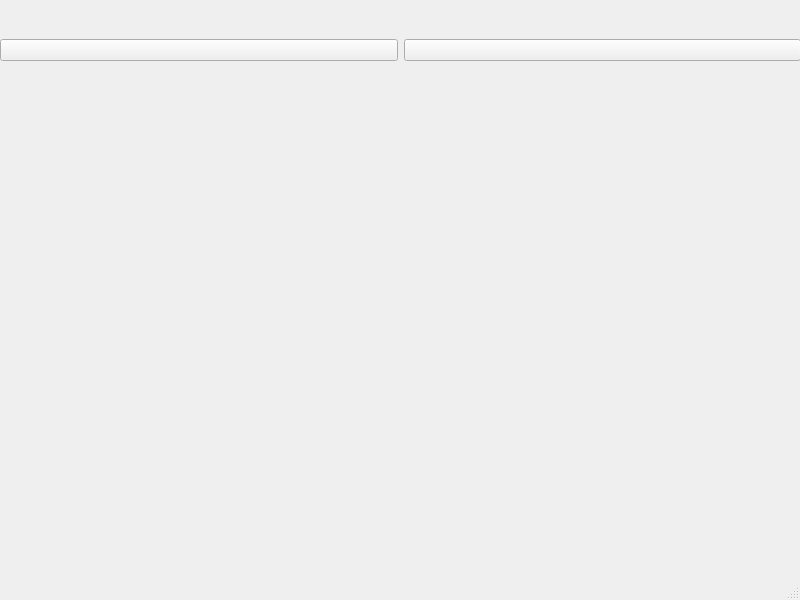
The window that mainwindow.ui (jkwok678/RailwayBuilderOld) describes before a commit, drawn with Qt 5.
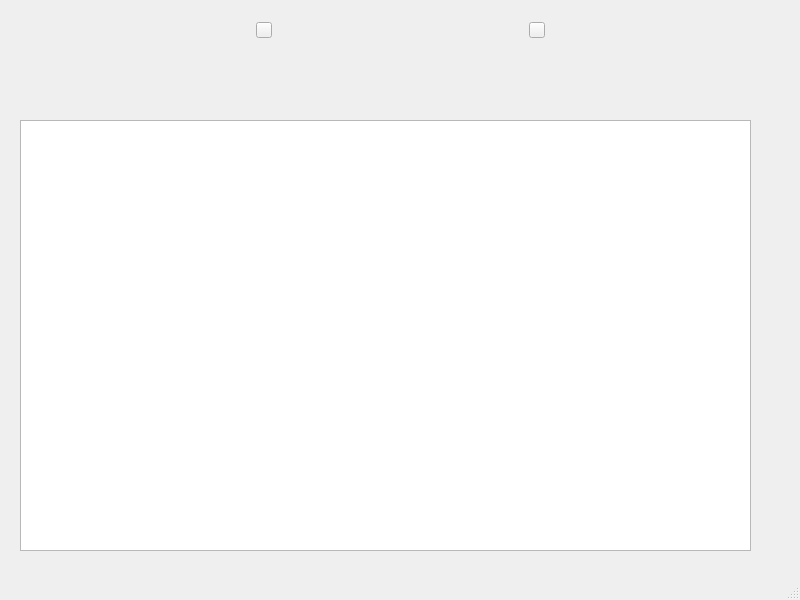
The same window after the commit. Icons and pictures are not drawn.

Commit message:
added icons and graphics
Added new layout plus 2 buttons

What changed in the file:
```diff
--- a/mainwindow.ui
+++ b/mainwindow.ui
@@ -20,14 +20,26 @@
       <x>0</x>
       <y>0</y>
       <width>801</width>
-      <height>101</height>
+      <height>61</height>
      </rect>
     </property>
     <layout class="QVBoxLayout" name="verticalLayout">
      <item>
       <layout class="QHBoxLayout" name="horizontalLayout">
+       <property name="spacing">
+        <number>1</number>
+       </property>
+       <property name="sizeConstraint">
+        <enum>QLayout::SetMinimumSize</enum>
+       </property>
        <item>
         <widget class="QPushButton" name="pushButton_2">
+         <property name="maximumSize">
+          <size>
+           <width>16</width>
+           <height>16</height>
+          </size>
+         </property>
          <property name="text">
           <string/>
          </property>
@@ -35,6 +47,15 @@
        </item>
        <item>
         <widget class="QPushButton" name="pushButton">
+         <property name="maximumSize">
+          <size>
+           <width>16</width>
+           <height>16</height>
+          </size>
+         </property>
+         <property name="toolTipDuration">
+          <number>5</number>
+         </property>
          <property name="text">
           <string/>
          </property>
@@ -47,6 +68,16 @@
      </item>
     </layout>
    </widget>
+   <widget class="QGraphicsView" name="graphicsView">
+    <property name="geometry">
+     <rect>
+      <x>20</x>
+      <y>120</y>
+      <width>731</width>
+      <height>431</height>
+     </rect>
+    </property>
+   </widget>
   </widget>
   <widget class="QMenuBar" name="menubar">
    <property name="geometry">
```
Left out of the diff: 18 changed lines with no effect on the pictures. The commit also changes 6 other files.
